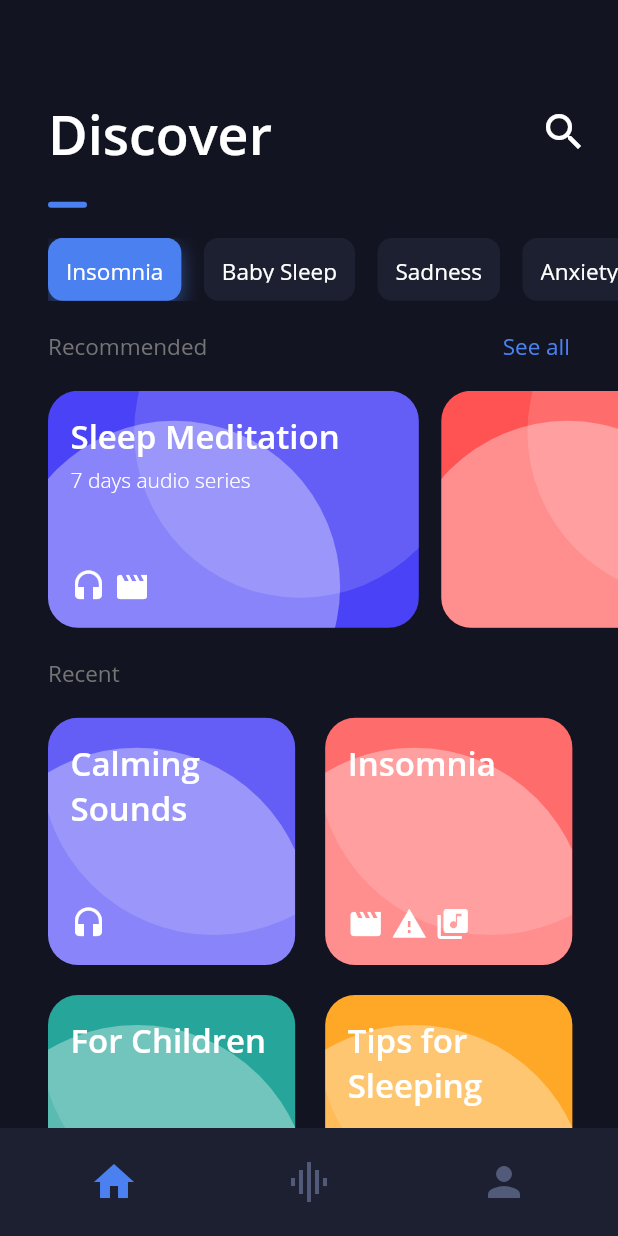
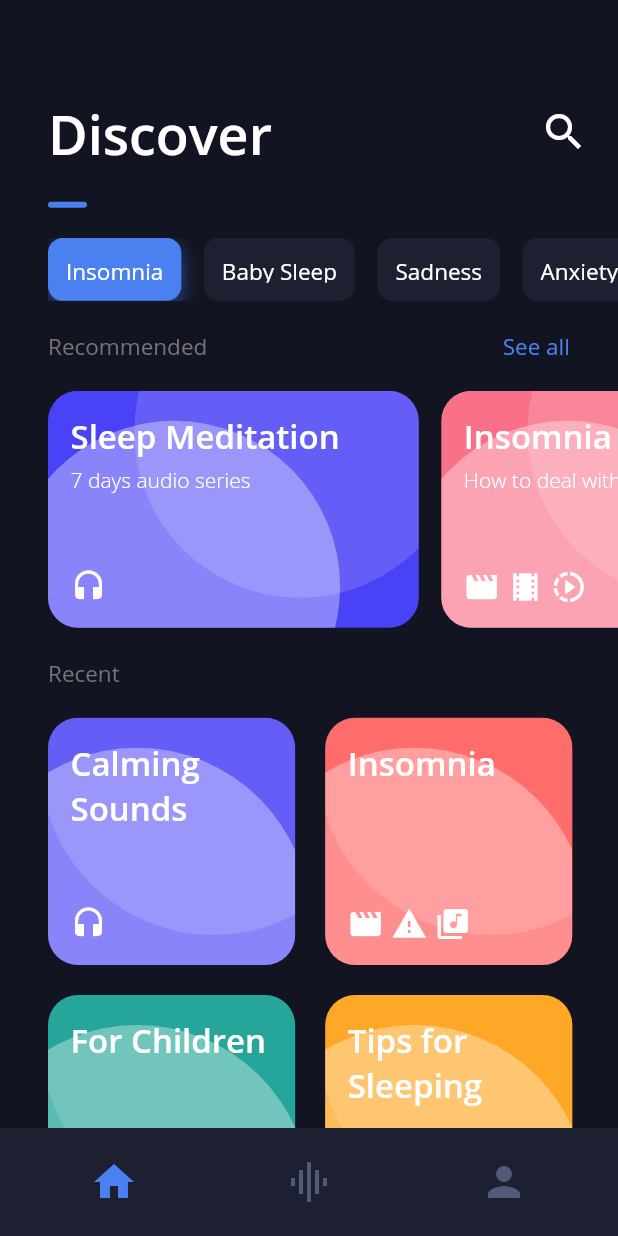
Before and after one commit to WandersonAlves/flutter_sleep_app, a Flutter app: the screen it shows after launch, on a phone screen of 412 x 824 dp. Run offline on Flutter 3.47's test engine with Material 2 defaults, Android fonts, the phone set to English and light mode, and no system bars.

Commit message:
feat: use FutureBuilder to load jsona in RecommendedCards

```diff
--- /dev/null
+++ b/assets/json/recommendedItems.json
@@ -0,0 +1,14 @@
+[
+  {
+    "title": "Sleep Meditation",
+    "subtitle": "7 days audio series",
+    "icon": "music",
+    "color": "4942f6"
+  },
+  {
+    "title": "Insomnia",
+    "subtitle": "How to deal with nights awake",
+    "icon": "movie",
+    "color": "f97188"
+  }
+]
--- /dev/null
+++ b/lib/model/RecommendedItem.dart
@@ -0,0 +1,40 @@
+import 'package:flutter/material.dart';
+
+class RecommendedItem {
+  final String title;
+  final String subTitle;
+  final List<Icon> icons;
+  final Color color;
+
+  RecommendedItem(this.title, this.subTitle, this.icons, this.color);
+
+  factory RecommendedItem.fromJSON (Map<String, dynamic> json) {
+    List<Icon> _buildIconsFromArray (String jsonIcon) {
+      List<Icon> icons = [];
+      if (jsonIcon == 'movie') {
+        icons.add(Icon(Icons.movie, color: Colors.white));
+        icons.add(Icon(Icons.local_movies, color: Colors.white));
+        icons.add(Icon(Icons.slow_motion_video, color: Colors.white));
+      }
+      else if (jsonIcon == 'children') {
+        icons.add(Icon(Icons.child_care, color: Colors.white));
+        icons.add(Icon(Icons.child_friendly, color: Colors.white));
+      }
+      else if(jsonIcon == 'music') {
+        icons.add(Icon(Icons.headset, color: Colors.white));
+      }
+      else if(jsonIcon == 'dnd') {
+        icons.add(Icon(Icons.watch_later, color: Colors.white));
+        icons.add(Icon(Icons.do_not_disturb_on, color: Colors.white));
+      }
+      return icons;
+    }
+
+    return RecommendedItem(
+      json['title'] as String,
+      json['subtitle'] as String,
+      _buildIconsFromArray(json['icon']),
+      Color(int.parse("0xFF${json['color']}"))
+    );
+  }
+}
--- a/lib/views/Home.dart
+++ b/lib/views/Home.dart
@@ -1,6 +1,9 @@
+import 'dart:convert';
+
 import 'package:flutter/material.dart';
 import 'package:flutter/widgets.dart';
 import 'package:flutter_sleep_app/common/Utils.dart';
+import 'package:flutter_sleep_app/model/RecommendedItem.dart';
 import 'package:flutter_sleep_app/styles/Typography.dart';
 import 'package:flutter_sleep_app/views/widgets/RecentCards.dart';
 import 'package:flutter_sleep_app/views/widgets/RecommendedCards.dart';
@@ -9,7 +12,8 @@ import 'package:flutter_sleep_app/widgets/AppSimpleButton.dart';
 import 'package:flutter_sleep_app/widgets/SectionLabel.dart';
 
 class Home extends StatelessWidget {
-  buildLayout(List<Widget> children) {
+
+  LayoutBuilder buildLayout(List<Widget> children) {
     return LayoutBuilder(
       builder: (BuildContext context, BoxConstraints viewportConstraints) {
         return SingleChildScrollView(
--- a/lib/views/widgets/RecommendedCards.dart
+++ b/lib/views/widgets/RecommendedCards.dart
@@ -1,5 +1,8 @@
+import 'dart:convert';
+
 import 'package:flutter/material.dart';
 import 'package:flutter_sleep_app/common/Utils.dart';
+import 'package:flutter_sleep_app/model/RecommendedItem.dart';
 import 'package:flutter_sleep_app/styles/Colors.dart';
 import 'package:flutter_sleep_app/styles/Typography.dart';
 import 'package:flutter_sleep_app/widgets/AppCard.dart';
@@ -20,36 +23,53 @@ class RecommendedCardDefault extends StatelessWidget {
 }
 
 class RecommendedCards extends StatelessWidget {
+  List<RecommendedItem> parseJSON(String res) {
+    if (res == null) {
+      return [];
+    }
+    final parsed = json.decode(res.toString()).cast<Map<String, dynamic>>();
+    return parsed
+        .map<RecommendedItem>((json) => RecommendedItem.fromJSON(json))
+        .toList();
+  }
+
+  FutureBuilder<String> recommendedItemsFutureBuilder(BuildContext context) {
+    return FutureBuilder(
+      future: DefaultAssetBundle.of(context)
+          .loadString('assets/json/recommendedItems.json'),
+      builder: (context, snapshot) {
+        List<RecommendedItem> items = parseJSON(snapshot.data.toString());
+        return items.isNotEmpty
+            ? ListView(
+              scrollDirection: Axis.horizontal,
+              children: Utils.childrenWithSeparator('row', size: 15, children: items.map((item) {
+                  return RecommendedCardDefault(
+                    Column(
+                      crossAxisAlignment: CrossAxisAlignment.start,
+                      children: [
+                        Text(item.title, style: TypographyStyles.cardTitle),
+                        SizedBox(height: 5),
+                        Text(item.subTitle, style: TypographyStyles.cardSubtitle),
+                        Expanded(child: SizedBox()),
+                        Row(
+                          children: Utils.childrenWithSeparator('row', size: 5, children: item.icons)
+                        )
+                      ],
+                    ),
+                    color: item.color,
+                  );
+                }).toList()),
+            )
+            : SizedBox();
+      },
+    );
+  }
+
   @override
   Widget build(BuildContext context) {
     return Container(
       height: 158,
-      child: ListView(
-          scrollDirection: Axis.horizontal,
-          children: Utils.childrenWithSeparator('row', size: 15, children: [
-            RecommendedCardDefault(
-              Column(
-                crossAxisAlignment: CrossAxisAlignment.start,
-                children: [
-                  Text('Sleep Meditation', style: TypographyStyles.cardTitle),
-                  SizedBox(height: 5),
-                  Text('7 days audio series',
-                      style: TypographyStyles.cardSubtitle),
-                  Expanded(child: SizedBox()),
-                  Row(
-                    children: [
-                      Icon(Icons.headset, color: Colors.white),
-                      SizedBox(width: 5),
-                      Icon(Icons.movie, color: Colors.white)
-                    ],
-                  )
-                ],
-              ),
-            ),
-            RecommendedCardDefault(null, color: Colors.redAccent),
-            RecommendedCardDefault(null, color: Colors.teal),
-            RecommendedCardDefault(null, color: Colors.orange),
-          ])),
+      child: recommendedItemsFutureBuilder(context)
     );
   }
 }
--- a/pubspec.yaml
+++ b/pubspec.yaml
@@ -34,6 +34,8 @@ dev_dependencies:
 
 # The following section is specific to Flutter.
 flutter:
+  assets:
+    - assets/json/recommendedItems.json
 
   # The following line ensures that the Material Icons font is
   # included with your application, so that you can use the icons in
```
